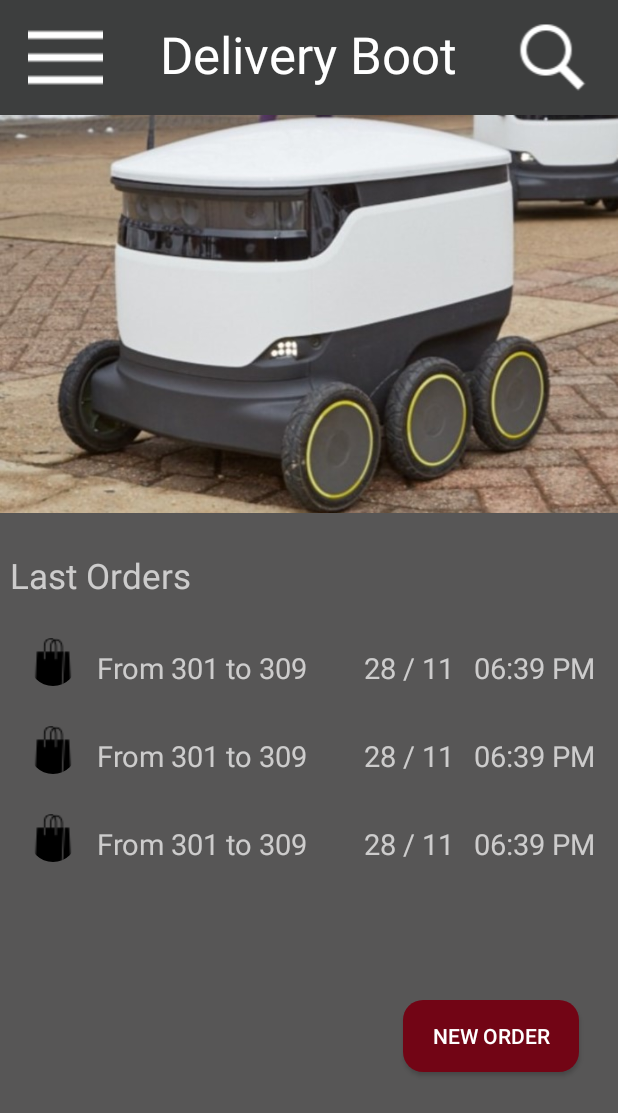
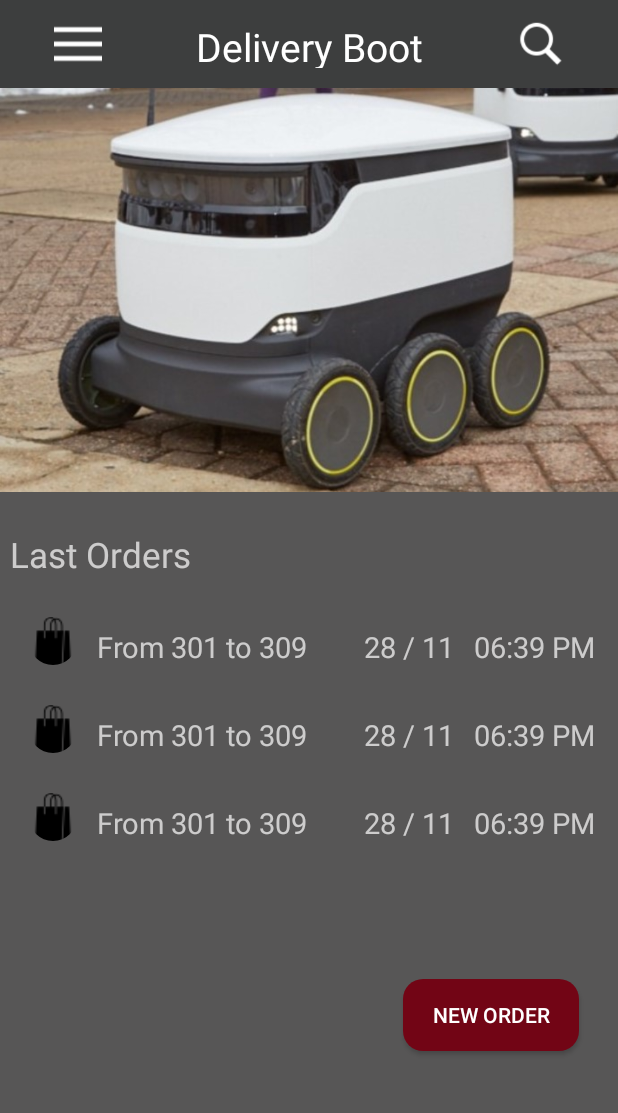
Before and after one commit to ebrahemkofe/Delivery-boot, an Android app: the layout fragment_home.xml on its own in the app's theme, with its tools: preview values and no code run, on a phone screen of 412 x 824 dp. Shown: the top 1113 px of the screen. Run offline under Robolectric (Android 15) with nearby library versions, the phone set to English and light mode, and no system bars.

Commit message:
Edit home screen.

```diff
--- a/app/src/main/java/com/graduation/deliveryboot/ui/LastOrders.java
+++ /dev/null
@@ -1,13 +0,0 @@
-package com.graduation.deliveryboot.ui;
-
-import android.os.Bundle;
-
-import androidx.appcompat.app.AppCompatActivity;
-
-import com.graduation.deliveryboot.R;
-
-public class LastOrders extends AppCompatActivity {
-    protected void  onCreate(Bundle savedInstanceState) {
-        super.onCreate(savedInstanceState);
-        setContentView(R.layout.fragment_last_orders_screen);}
-}
--- a/app/src/main/res/layout/activity_login.xml
+++ b/app/src/main/res/layout/activity_login.xml
@@ -57,10 +57,7 @@
         android:layout_width="match_parent"
         android:layout_height="@dimen/_40sdp"
         android:layout_below="@+id/PasswordText"
-        android:layout_marginStart="@dimen/_25sdp"
-        android:layout_marginTop="@dimen/_25sdp"
-        android:layout_marginEnd="@dimen/_25sdp"
-        android:layout_marginBottom="@dimen/_25sdp"
+        android:layout_margin="@dimen/_25sdp"
         android:background="@color/button_color"
         android:text="Login"
         android:textSize="@dimen/_20sdp" />
--- a/app/src/main/res/layout/fragment_last_orders_screen.xml
+++ b/app/src/main/res/layout/fragment_home.xml
@@ -8,11 +8,11 @@
     android:background="@color/greyBackground"
     android:gravity="top"
     android:orientation="vertical"
-    tools:context=".HomeScreen">
+    tools:context=".Fragment.HomeFragment">
 
     <LinearLayout
         android:layout_width="match_parent"
-        android:layout_height="wrap_content"
+        android:layout_height="@dimen/_45sdp"
         android:background="@color/darkGreyBackground"
         android:orientation="horizontal">
 
@@ -22,6 +22,7 @@
             android:layout_height="wrap_content"
             android:layout_marginVertical="@dimen/_10sdp"
             android:layout_weight="1"
+            android:gravity="left"
             android:src="@drawable/icons8_menu_50" />
 
         <TextView
@@ -32,7 +33,7 @@
             android:layout_weight="1"
             android:gravity="center_horizontal|center_vertical"
             android:text="Delivery Boot"
-            android:textAppearance="@style/TextAppearance.AppCompat.Display1"
+            android:textSize="@dimen/_20sdp"
             android:textColor="@color/white" />
 
         <ImageView
@@ -50,7 +51,7 @@
     <ImageView
         android:id="@+id/imageView6"
         android:layout_width="match_parent"
-        android:layout_height="265dp"
+        android:layout_height="wrap_content"
         android:layout_gravity="fill_horizontal"
         android:adjustViewBounds="true"
         android:scaleType="centerCrop"
```
Also changed, not shown: app/src/main/java/com/graduation/deliveryboot/Fragment/HomeFragment.java (renamed from app/src/main/java/com/graduation/deliveryboot/HomeScreen.java, +9 -7 lines).
